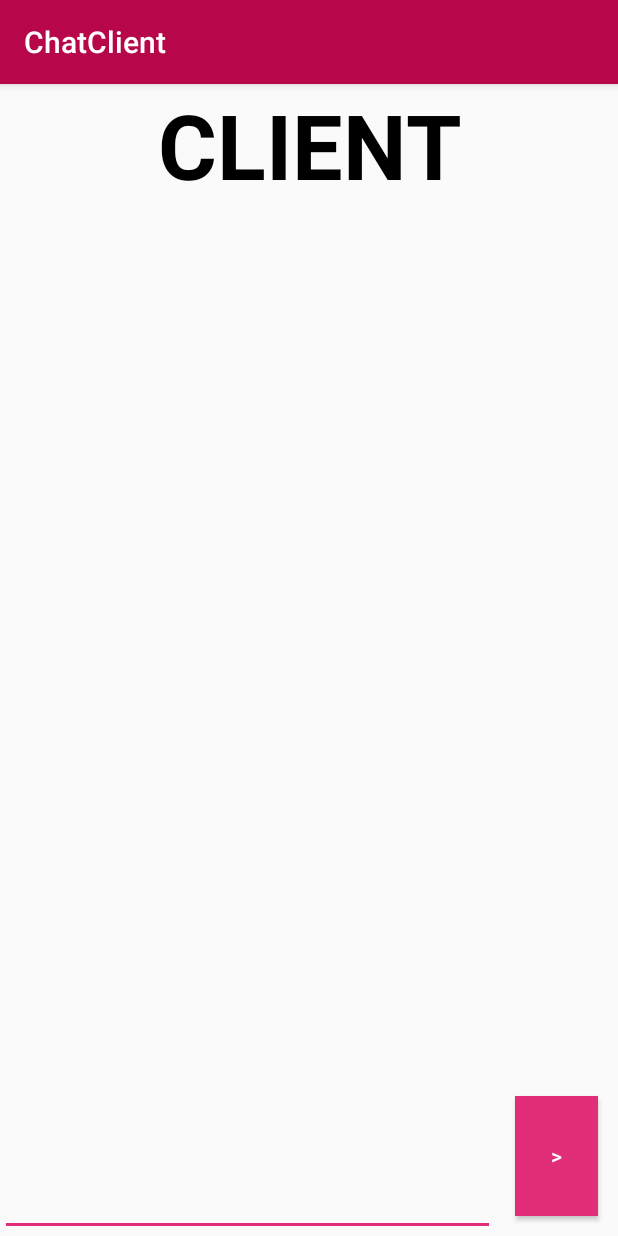
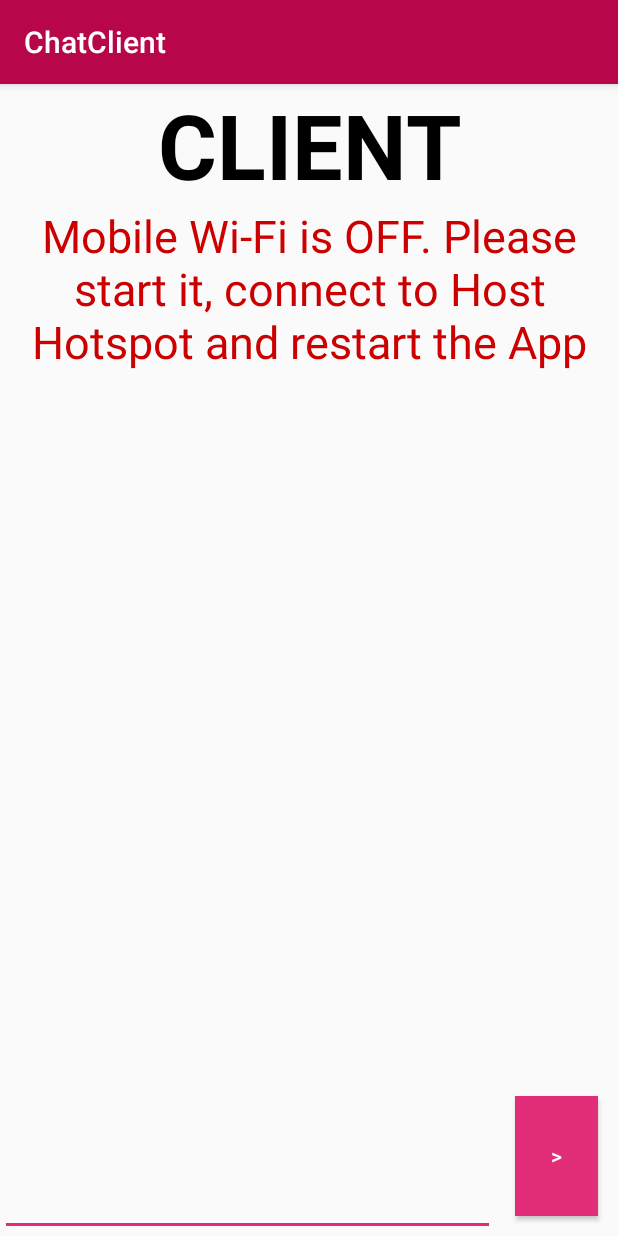
Before and after one commit to adityasuman2025/WifiChatClient, an Android app: the screen it shows after launch (MainActivity), on a phone screen of 412 x 824 dp. Run offline under Robolectric (Android 15) with nearby library versions, the phone set to English and light mode, and no system bars.

Commit message:
basic message from client done

```diff
--- a/app/src/main/AndroidManifest.xml
+++ b/app/src/main/AndroidManifest.xml
@@ -3,10 +3,9 @@
     package="com.example.chatclient">
 
     <uses-permission android:name="android.permission.INTERNET" />
-    <uses-permission android:name="android.permission.INTERNET" />
-    <uses-permission android:name="android.permission.INTERNET" />
     <uses-permission android:name="android.permission.ACCESS_NETWORK_STATE" />
     <uses-permission android:name="android.permission.ACCESS_WIFI_STATE"/>
+    <uses-permission android:name="android.permission.CHANGE_WIFI_STATE" />
 
     <application
         android:allowBackup="true"
--- a/app/src/main/java/com/example/chatclient/MainActivity.java
+++ b/app/src/main/java/com/example/chatclient/MainActivity.java
@@ -1,5 +1,9 @@
 package com.example.chatclient;
 
+import android.content.Context;
+import android.net.ConnectivityManager;
+import android.net.NetworkInfo;
+import android.net.wifi.WifiManager;
 import android.support.v7.app.AppCompatActivity;
 import android.os.Bundle;
 
@@ -19,13 +23,13 @@ import android.widget.EditText;
 import android.widget.TextView;
 import android.widget.Toast;
 
-public class MainActivity extends AppCompatActivity {
+public class MainActivity extends AppCompatActivity
+{
+    TextView feed;
+    TextView chatHistory;
 
-    TextView textResponse;
-    EditText editTextAddress, editTextPort;
-    Button buttonConnect, buttonClear;
-
-    EditText welcomeMsg;
+    EditText msgText;
+    Button msgSendBtn;
 
     @Override
     protected void onCreate(Bundle savedInstanceState)
@@ -33,52 +37,51 @@ public class MainActivity extends AppCompatActivity {
         super.onCreate(savedInstanceState);
         setContentView(R.layout.activity_main);
 
-        welcomeMsg = (EditText)findViewById(R.id.welcomemsg);
-        editTextAddress = (EditText) findViewById(R.id.address);
-        editTextPort = (EditText) findViewById(R.id.port);
+        feed = (TextView) findViewById(R.id.feed);
+        chatHistory = (TextView) findViewById(R.id.chatHistory);
 
-        buttonConnect = (Button) findViewById(R.id.connect);
-        buttonClear = (Button) findViewById(R.id.clear);
+        msgText = findViewById(R.id.msgText);
+        msgSendBtn = findViewById(R.id.msgSendBtn);
 
-        textResponse = (TextView) findViewById(R.id.response);
+        ConnectivityManager connManager = (ConnectivityManager) getSystemService(Context.CONNECTIVITY_SERVICE);
+        NetworkInfo mWifi = connManager.getNetworkInfo(ConnectivityManager.TYPE_WIFI);
 
-        buttonConnect.setOnClickListener(buttonConnectOnClickListener);
+        if (!mWifi.isConnected()) //if wifi is not connected
+        {
+            feed.setText("Mobile Wi-Fi is OFF. Please start it, connect to Host Hotspot and restart the App");
+        }
+        else // if wifi is connected
+        {
+            final String hotspotIP = "192.168.43.1";
+            final int port = 3399;
 
-        buttonClear.setOnClickListener(new OnClickListener()
-        {
-            @Override
-            public void onClick(View v) {
-                textResponse.setText("");
-            }
-        });
+        //on clicking on send msg button
+            msgSendBtn.setOnClickListener(new View.OnClickListener()
+            {
+                @Override
+                public void onClick(View view)
+                {
+                    String tMsg = msgText.getText().toString();
+
+                    if(tMsg.equals(""))
+                    {
+                        tMsg = null;
+                    }
+
+                    MyClientTask myClientTask = new MyClientTask(hotspotIP, port, tMsg);
+                    myClientTask.execute();
+                }
+            });
+        }
     }
-
-    OnClickListener buttonConnectOnClickListener = new OnClickListener()
-    {
-        @Override
-        public void onClick(View arg0) {
-
-            String tMsg = welcomeMsg.getText().toString();
-            if(tMsg.equals(""))
-            {
-                tMsg = null;
-                Toast.makeText(MainActivity.this, "No Welcome Msg sent", Toast.LENGTH_SHORT).show();
-            }
-
-            MyClientTask myClientTask = new MyClientTask(editTextAddress
-                    .getText().toString(), Integer.parseInt(editTextPort
-                    .getText().toString()),
-                    tMsg);
-            myClientTask.execute();
-        }
-    };
 
     public class MyClientTask extends AsyncTask<Void, Void, Void>
     {
         String dstAddress;
         int dstPort;
+        String msgToServer;
+
         String response = "";
-        String msgToServer;
 
         MyClientTask(String addr, int port, String msgTo)
         {
@@ -94,10 +97,10 @@ public class MainActivity extends AppCompatActivity {
             DataOutputStream dataOutputStream = null;
             DataInputStream dataInputStream = null;
 
-            try {
+            try
+            {
                 socket = new Socket(dstAddress, dstPort);
-                dataOutputStream = new DataOutputStream(
-                        socket.getOutputStream());
+                dataOutputStream = new DataOutputStream(socket.getOutputStream());
                 dataInputStream = new DataInputStream(socket.getInputStream());
 
                 if(msgToServer != null){
@@ -109,7 +112,7 @@ public class MainActivity extends AppCompatActivity {
             } catch (UnknownHostException e)
             {
                 e.printStackTrace();
-                response = "UnknownHostException: " + e.toString();
+                chatHistory.setText("Failed to connect to the client. You are connected to wrong WI-Fi or Host may not be active at the moment");
             } catch (IOException e)
             {
                 e.printStackTrace();
@@ -151,7 +154,7 @@ public class MainActivity extends AppCompatActivity {
 
         @Override
         protected void onPostExecute(Void result) {
-            textResponse.setText(response);
+            chatHistory.setText(response);
             super.onPostExecute(result);
         }
     }
--- a/app/src/main/res/layout/activity_main.xml
+++ b/app/src/main/res/layout/activity_main.xml
@@ -16,10 +16,19 @@
         android:textSize="90px"
         android:textStyle="bold" />
 
+    <TextView
+        android:id="@+id/feed"
+        android:layout_width="match_parent"
+        android:layout_height="wrap_content"
+        android:layout_below="@+id/title"
+        android:textColor="@android:color/holo_red_dark"
+        android:textAlignment="center"
+        android:textSize="45px"/>
+
     <ScrollView
         android:layout_width="match_parent"
         android:layout_height="match_parent"
-        android:layout_below="@id/title"
+        android:layout_below="@id/feed"
         android:layout_above="@+id/sendMsgArea">
 
     <TextView
```
